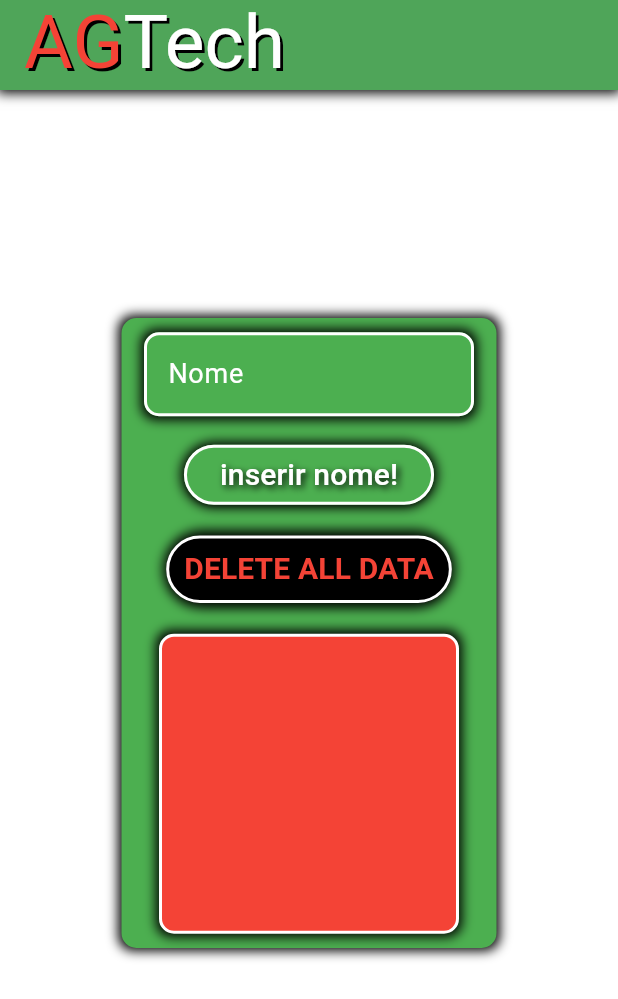
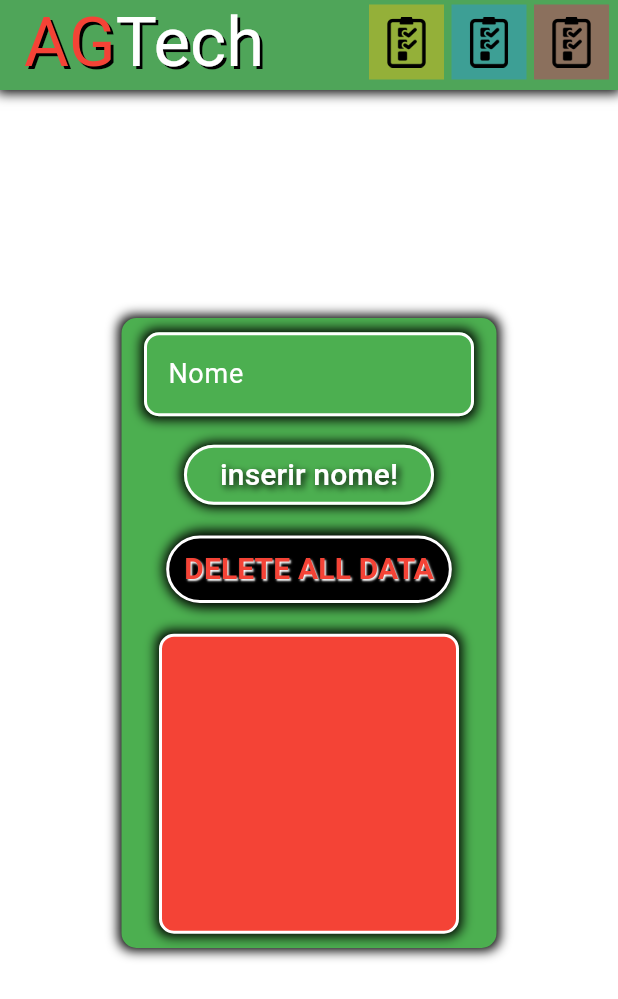
Before and after one commit to jairomatheus89/flutter_android_sqflite, a Flutter app: the screen it shows after launch, on a phone screen of 412 x 824 dp. Shown: the top 999 px of the screen. Run offline on Flutter 3.47's test engine with Material 3 defaults, Android fonts, the phone set to English and light mode, and no system bars; our stand-ins replace sqflite; accounts and stored records are empty.

Commit message:
Adicionando rotas de navegação das arvores de widgets/paginas

```diff
--- a/lib/src/app.dart
+++ b/lib/src/app.dart
@@ -1,5 +1,7 @@
 import 'package:flutter/material.dart';
 import './pages/formzin_page.dart';
+import './pages/page2_page.dart';
+import './pages/about_page.dart';
 
 class MyApp extends StatefulWidget {
   const MyApp({super.key});
@@ -13,7 +15,12 @@ class _MyAppState extends State<MyApp> {
   @override
   Widget build(BuildContext context) {
     return MaterialApp(
-      home:Formzin()
+      initialRoute: '/',
+      routes:{
+        '/': (context) => const Formzin(),
+        '/page2': (context) => const Page2Page(),
+        '/aboutpage': (context) => const AboutPage()
+      }
     );
   }
 }
--- a/lib/src/pages/formzin_page.dart
+++ b/lib/src/pages/formzin_page.dart
@@ -12,12 +12,12 @@ class Formzin extends StatefulWidget {
 }
 
 class _FormzinState extends State<Formzin> {
-  GlobalKey<DbListColumnState> _key = GlobalKey<DbListColumnState>();
+  final GlobalKey<DbListColumnState> _key = GlobalKey<DbListColumnState>();
 
   Widget successCreateAccountWidget = Text('');
 
   String nameInput = '';
-  var _nameInputController = TextEditingController();
+  final _nameInputController = TextEditingController();
 
   void clearInputs(){
     setState(() {
@@ -97,7 +97,16 @@ class _FormzinState extends State<Formzin> {
                   maxLength: 30,
                   controller: _nameInputController,
                   cursorColor: Colors.white,
-                  style: TextStyle(color: Colors.white),
+                  style: TextStyle(
+                    color: Colors.white,
+                    shadows: [
+                      Shadow(
+                        color: Colors.black,
+                        blurRadius: 4.0,
+                        offset: Offset(1.2, 1.2)
+                      )
+                    ]
+                  ),
                   decoration: InputDecoration(
                     counterText: '',
                     filled: true,
@@ -117,7 +126,7 @@ class _FormzinState extends State<Formzin> {
                       )
                     ),
                     hintText: "Digite seu nome aqui...",
-                    hintStyle: TextStyle(color: const Color.fromARGB(255, 0, 0, 0), fontSize: 14),
+                    hintStyle: TextStyle(color: Colors.red, fontSize: 16),
                     labelText: "Nome",
                     labelStyle: TextStyle(color: Colors.white, fontSize: 18),
                     floatingLabelStyle: TextStyle(
@@ -220,14 +229,24 @@ class _FormzinState extends State<Formzin> {
                   ),
                   onPressed: () async{
                     clearInputs();
-                    final dbCall = await DataBaseService();
+                    final dbCall = DataBaseService();
                     dbCall.deleteAllUsers();
                     _key.currentState?.reloadNames();
                     setState(() {
                         successCreateAccountWidget = Text('Tabela Deletada Com Sucesso!', style: TextStyle(color: Colors.orange, fontSize: 18,fontWeight: FontWeight.bold));
                       });
                   },
-                  child: Text("DELETE ALL DATA", style: TextStyle(color: Colors.red,fontSize: 20, fontWeight: FontWeight.bold),)
+                  child: Text(
+                    "DELETE ALL DATA",
+                    style: TextStyle(
+                      color: Colors.red,
+                      fontSize: 20,
+                      fontWeight: FontWeight.bold,
+                      shadows: [
+                        Shadow(blurRadius: 1, color: Colors.white, offset: Offset(1,1), )
+                      ]
+                    )
+                  )
                 ),
               ),
               DbListColumn(key: _key)
--- a/lib/src/widgets/appbar_widget.dart
+++ b/lib/src/widgets/appbar_widget.dart
@@ -18,7 +18,7 @@ class AppBarWidget extends StatelessWidget implements PreferredSizeWidget{
         elevation: 5.0,
         title: Text.rich(
           TextSpan(
-            style: TextStyle(fontSize: 50),
+            style: TextStyle(fontSize: 46),
             children:[
               TextSpan(
                 text: "AG",
@@ -49,6 +49,52 @@ class AppBarWidget extends StatelessWidget implements PreferredSizeWidget{
             ]
           ),
         ),
+        actions: [
+          Container(
+            //color: Colors.black,
+            width: 160,
+            margin: EdgeInsets.fromLTRB(0,0,6,0),
+            child: Row(
+              mainAxisAlignment: MainAxisAlignment.spaceBetween,
+              children: [
+                Container(
+                  alignment: Alignment.center,
+                  color: const Color.fromARGB(100, 255, 193, 7),
+                  width: 50,
+                  height: 50,
+                  child:IconButton(
+                    onPressed: (){
+                      Navigator.pushReplacementNamed((context),'/');
+                    },
+                    icon: Image.asset("assets/images/tasklist_ico.png")
+                  )
+                ),
+                Container(
+                  color: const Color.fromARGB(100, 33, 149, 243),
+                  width: 50,
+                  height: 50,
+                  child:IconButton(
+                    onPressed: (){
+                      Navigator.pushReplacementNamed((context),'/page2');
+                    },
+                    icon: Image.asset("assets/images/tasklist_ico.png")
+                  )
+                ),
+                Container(
+                  color: const Color.fromARGB(100, 233, 30, 98),
+                  width: 50,
+                  height: 50,
+                  child:IconButton(
+                    onPressed: (){
+                      Navigator.pushReplacementNamed((context),'/aboutpage');
+                    },
+                    icon: Image.asset("assets/images/tasklist_ico.png")
+                  )
+                ),
+              ],
+            )
+          )
+        ],
       ),
     );
   }
--- a/lib/src/widgets/list_column_widget.dart
+++ b/lib/src/widgets/list_column_widget.dart
@@ -153,8 +153,8 @@ class DbListColumnState extends State<DbListColumn> {
         child: Scrollbar(
           child: ListView(
             controller: _scrollController,
+            scrollDirection: Axis.vertical,
             children: namesWidgets,
-            scrollDirection: Axis.vertical,
           ),
         ),
       ),
```
Also changed, not shown: lib/src/pages/about_page.dart (added, +134 -0 lines), lib/src/pages/page2_page.dart (added, +30 -0 lines), pubspec.yaml (+3 -4 lines), assets/images/tasklist_ico.png (added), pubspec.lock, 5 other files.
